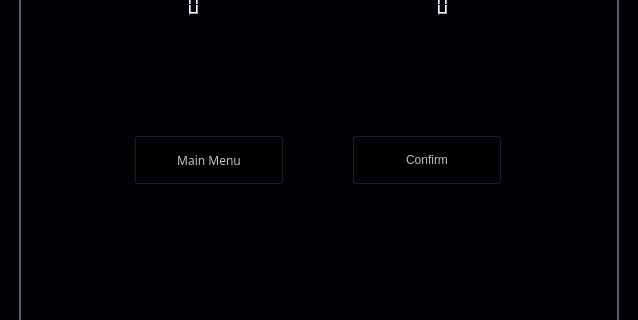
The window that GameUI/GameUI.ui (RalucaSpt/memory-game) describes before a commit, drawn with Qt 5; both pictures show x 181 to 819 and y 202 to 522 of the 1001 by 718 pixel window.
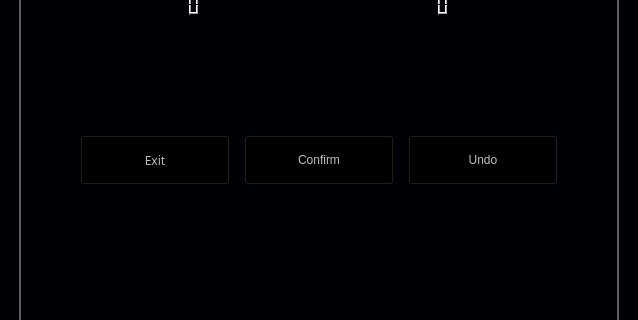
The same window after the commit. The open tabs and pages were chosen to show the change. Icons and pictures are not drawn. Custom widgets are drawn as their Qt base class.

Commit message: Added the ability to undo an action

The edit to the form file:
```diff
--- a/GameUI/GameUI.ui
+++ b/GameUI/GameUI.ui
@@ -427,7 +427,7 @@
              <string notr="true">background-color: rgba(0, 0, 0, 10);</string>
             </property>
             <property name="text">
-             <string>Main Menu</string>
+             <string>Exit</string>
             </property>
            </widget>
           </item>
@@ -453,6 +453,25 @@
             </property>
            </widget>
           </item>
+          <item>
+           <widget class="QPushButton" name="undoButton">
+            <property name="maximumSize">
+             <size>
+              <width>150</width>
+              <height>50</height>
+             </size>
+            </property>
+            <property name="focusPolicy">
+             <enum>Qt::FocusPolicy::NoFocus</enum>
+            </property>
+            <property name="styleSheet">
+             <string notr="true">background-color: rgba(0, 0, 0, 10);</string>
+            </property>
+            <property name="text">
+             <string>Undo</string>
+            </property>
+           </widget>
+          </item>
          </layout>
         </item>
         <item>
```
The commit also changes 4 other files.
